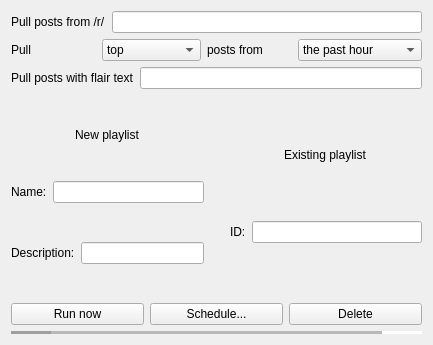
First picture: the form in singlesubreddit.ui, repository jkclark/reddit2Spotify, before the edit.
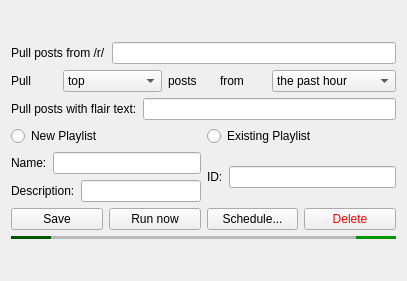
Second picture: the form after the edit.

Commit message: Made significant progress on implementing the GUI.

Patch:
```diff
--- a/singlesubreddit.ui
+++ b/singlesubreddit.ui
@@ -6,16 +6,22 @@
    <rect>
     <x>0</x>
     <y>0</y>
-    <width>433</width>
-    <height>345</height>
+    <width>407</width>
+    <height>281</height>
    </rect>
   </property>
+  <property name="sizePolicy">
+   <sizepolicy hsizetype="Preferred" vsizetype="Fixed">
+    <horstretch>0</horstretch>
+    <verstretch>0</verstretch>
+   </sizepolicy>
+  </property>
   <property name="windowTitle">
    <string>single_subreddit</string>
   </property>
    <layout class="QGridLayout" name="gridLayout">
     <item row="0" column="0">
-     <layout class="QVBoxLayout" name="subreddit_vb">
+    <layout class="QVBoxLayout" name="subreddit_vb" stretch="0,0,0,0,0,0">
       <item>
        <layout class="QHBoxLayout" name="post_subreddit_hb">
         <item>
@@ -69,7 +75,14 @@
         <item>
          <widget class="QLabel" name="top_time_label">
           <property name="text">
-           <string>posts from</string>
+          <string>posts</string>
+         </property>
+        </widget>
+       </item>
+       <item>
+        <widget class="QLabel" name="pre_top_time_label">
+         <property name="text">
+          <string>from</string>
           </property>
          </widget>
         </item>
@@ -114,7 +127,7 @@
         <item>
          <widget class="QLabel" name="pre_flair_label">
           <property name="text">
-           <string>Pull posts with flair text</string>
+          <string>Pull posts with flair text:</string>
           </property>
          </widget>
         </item>
@@ -124,36 +137,42 @@
        </layout>
       </item>
       <item>
-       <layout class="QHBoxLayout" name="playlist_hb">
-        <property name="sizeConstraint">
-         <enum>QLayout::SetMinimumSize</enum>
-        </property>
+      <layout class="QVBoxLayout" name="verticalLayout_2">
         <item>
-         <layout class="QVBoxLayout" name="new_pl_vb">
+        <layout class="QHBoxLayout" name="horizontalLayout_2">
           <property name="sizeConstraint">
-           <enum>QLayout::SetMinimumSize</enum>
+          <enum>QLayout::SetDefaultConstraint</enum>
           </property>
           <item>
-           <layout class="QHBoxLayout" name="horizontalLayout_10">
-            <item alignment="Qt::AlignHCenter">
-             <widget class="QLabel" name="new_pl_label">
-              <property name="sizePolicy">
-               <sizepolicy hsizetype="Fixed" vsizetype="Fixed">
-                <horstretch>0</horstretch>
-                <verstretch>0</verstretch>
-               </sizepolicy>
-              </property>
+          <widget class="QRadioButton" name="new_pl_radio">
+           <property name="text">
+            <string>New Playlist</string>
+           </property>
+          </widget>
+         </item>
+         <item>
+          <widget class="QRadioButton" name="existing_pl_radio">
               <property name="text">
-               <string>New playlist</string>
+            <string>Existing Playlist</string>
               </property>
              </widget>
             </item>
            </layout>
           </item>
+       <item>
+        <layout class="QHBoxLayout" name="horizontalLayout_3">
+         <item>
+          <layout class="QVBoxLayout" name="new_playlist_vb">
           <item>
            <layout class="QHBoxLayout" name="new_pl_name_hb">
             <item>
              <widget class="QLabel" name="new_pl_name_label">
+               <property name="sizePolicy">
+                <sizepolicy hsizetype="Preferred" vsizetype="Preferred">
+                 <horstretch>0</horstretch>
+                 <verstretch>0</verstretch>
+                </sizepolicy>
+               </property>
               <property name="text">
                <string>Name:</string>
               </property>
@@ -165,7 +184,7 @@
            </layout>
           </item>
           <item>
-           <layout class="QHBoxLayout" name="horizontalLayout_9">
+            <layout class="QHBoxLayout" name="new_pl_desc_hb">
             <item>
              <widget class="QLabel" name="new_pl_desc_label">
               <property name="text">
@@ -181,42 +200,9 @@
          </layout>
         </item>
         <item>
-         <spacer name="verticalSpacer">
-          <property name="orientation">
-           <enum>Qt::Vertical</enum>
-          </property>
-          <property name="sizeHint" stdset="0">
-           <size>
-            <width>20</width>
-            <height>40</height>
-           </size>
-          </property>
-         </spacer>
-        </item>
+          <layout class="QVBoxLayout" name="existing_playlist_vb">
         <item>
-         <layout class="QVBoxLayout" name="existing_pl_vb">
-          <property name="sizeConstraint">
-           <enum>QLayout::SetMinimumSize</enum>
-          </property>
-          <item>
-           <layout class="QHBoxLayout" name="horizontalLayout_11">
-            <item alignment="Qt::AlignHCenter">
-             <widget class="QLabel" name="existing_pl_label">
-              <property name="sizePolicy">
-               <sizepolicy hsizetype="Fixed" vsizetype="Fixed">
-                <horstretch>0</horstretch>
-                <verstretch>0</verstretch>
-               </sizepolicy>
-              </property>
-              <property name="text">
-               <string>Existing playlist</string>
-              </property>
-             </widget>
-            </item>
-           </layout>
-          </item>
-          <item>
-           <layout class="QHBoxLayout" name="existing_pl_id_hb">
+            <layout class="QHBoxLayout" name="horizontalLayout_4">
             <item>
              <widget class="QLabel" name="existing_pl_id_label">
               <property name="text">
@@ -233,8 +219,17 @@
         </item>
        </layout>
       </item>
+      </layout>
+     </item>
       <item>
        <layout class="QHBoxLayout" name="main_buttons_hb">
+       <item>
+        <widget class="QPushButton" name="save_button">
+         <property name="text">
+          <string>Save</string>
+         </property>
+        </widget>
+       </item>
         <item>
          <widget class="QPushButton" name="run_now_button">
           <property name="text">
@@ -251,6 +246,12 @@
         </item>
         <item>
          <widget class="QPushButton" name="delete_button">
+         <property name="cursor">
+          <cursorShape>ArrowCursor</cursorShape>
+         </property>
+         <property name="styleSheet">
+          <string notr="true">color: red</string>
+         </property>
           <property name="text">
            <string>Delete</string>
           </property>
@@ -260,6 +261,9 @@
       </item>
       <item>
        <widget class="Line" name="line">
+       <property name="styleSheet">
+        <string notr="true">background-color: green</string>
+       </property>
         <property name="lineWidth">
          <number>40</number>
         </property>
```
Left out of the diff: 8 changed lines with no effect on the pictures. Lines whose indentation alone changed are shown as unchanged. The commit also changes 3 other files.
